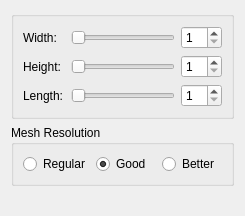
jdms/rrm, file src/core/widgets/volume_resize_widget.ui: the form before one commit.
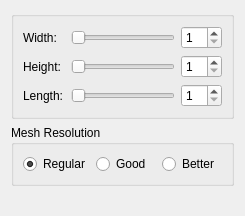
The form after the commit.

```diff
--- a/src/core/widgets/volume_resize_widget.ui
+++ b/src/core/widgets/volume_resize_widget.ui
@@ -100,7 +100,7 @@
            <string>Regular</string>
           </property>
           <property name="checked">
-           <bool>false</bool>
+           <bool>true</bool>
           </property>
          </widget>
         </item>
@@ -110,7 +110,7 @@
            <string>Good</string>
           </property>
           <property name="checked">
-           <bool>true</bool>
+           <bool>false</bool>
           </property>
          </widget>
         </item>
```
